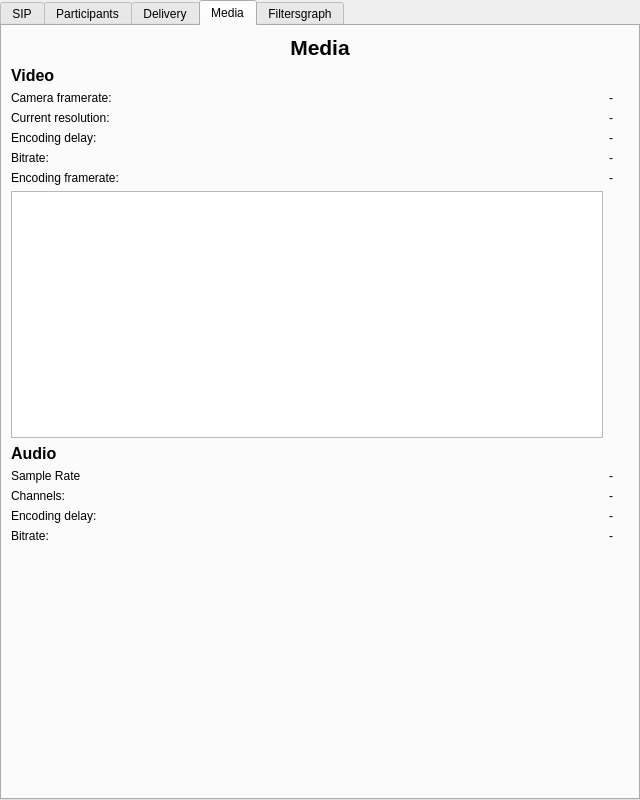
The window that ui/statisticswindow.ui (ultravideo/uvgComm) describes before a commit, drawn with Qt 5.
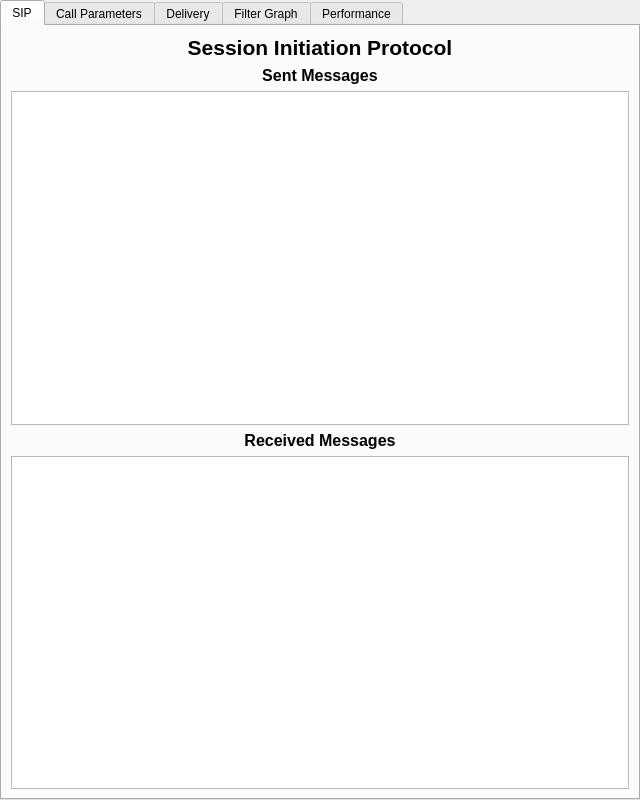
The same window after the commit. The open tabs and pages were chosen to show the change.

Commit message:
refactor(GUI): Moved few statistics fields and renamed two tabs.
Tabs renamed: Participants -> Call Parameters and Media -> Performance.

The edit to the form file:
```diff
--- a/ui/statisticswindow.ui
+++ b/ui/statisticswindow.ui
@@ -114,7 +114,7 @@
      </widget>
      <widget class="QWidget" name="Participants">
       <attribute name="title">
-       <string>Participants</string>
+       <string>Call Parameters</string>
       </attribute>
       <layout class="QGridLayout" name="gridLayout_2">
        <item row="1" column="0">
@@ -284,216 +284,9 @@
        </item>
       </layout>
      </widget>
-     <widget class="QWidget" name="Media">
-      <attribute name="title">
-       <string>Media</string>
-      </attribute>
-      <layout class="QGridLayout" name="gridLayout_3">
-       <item row="6" column="0">
-        <widget class="QLabel" name="encoded_framerate">
-         <property name="text">
-          <string>Encoding framerate:</string>
-         </property>
-        </widget>
-       </item>
-       <item row="11" column="1">
-        <widget class="QLabel" name="audio_delay_value">
-         <property name="text">
-          <string>-</string>
-         </property>
-        </widget>
-       </item>
-       <item row="12" column="1">
-        <widget class="QLabel" name="audio_bitrate_value">
-         <property name="text">
-          <string>-</string>
-         </property>
-        </widget>
-       </item>
-       <item row="2" column="1">
-        <widget class="QLabel" name="framerate_value">
-         <property name="text">
-          <string>-</string>
-         </property>
-        </widget>
-       </item>
-       <item row="3" column="0">
-        <widget class="QLabel" name="resolution">
-         <property name="text">
-          <string>Current resolution:</string>
-         </property>
-        </widget>
-       </item>
-       <item row="13" column="1">
-        <spacer name="verticalSpacer_2">
-         <property name="orientation">
-          <enum>Qt::Vertical</enum>
-         </property>
-         <property name="sizeHint" stdset="0">
-          <size>
-           <width>20</width>
-           <height>40</height>
-          </size>
-         </property>
-        </spacer>
-       </item>
-       <item row="9" column="1">
-        <widget class="QLabel" name="sample_rate_value">
-         <property name="text">
-          <string>-</string>
-         </property>
-        </widget>
-       </item>
-       <item row="3" column="1">
-        <widget class="QLabel" name="resolution_value">
-         <property name="text">
-          <string>-</string>
-         </property>
-        </widget>
-       </item>
-       <item row="5" column="0">
-        <widget class="QLabel" name="video_bitrate">
-         <property name="text">
-          <string>Bitrate:</string>
-         </property>
-        </widget>
-       </item>
-       <item row="9" column="0">
-        <widget class="QLabel" name="sample_rate">
-         <property name="text">
-          <string>Sample Rate</string>
-         </property>
-        </widget>
-       </item>
-       <item row="12" column="0">
-        <widget class="QLabel" name="audio_bitrate">
-         <property name="text">
-          <string>Bitrate:</string>
-         </property>
-        </widget>
-       </item>
-       <item row="1" column="0">
-        <widget class="QLabel" name="video">
-         <property name="font">
-          <font>
-           <pointsize>12</pointsize>
-           <weight>75</weight>
-           <bold>true</bold>
-          </font>
-         </property>
-         <property name="text">
-          <string>Video</string>
-         </property>
-        </widget>
-       </item>
-       <item row="11" column="0">
-        <widget class="QLabel" name="audio_delay">
-         <property name="text">
-          <string>Encoding delay:</string>
-         </property>
-        </widget>
-       </item>
-       <item row="13" column="0">
-        <spacer name="verticalSpacer">
-         <property name="orientation">
-          <enum>Qt::Vertical</enum>
-         </property>
-         <property name="sizeHint" stdset="0">
-          <size>
-           <width>20</width>
-           <height>40</height>
-          </size>
-         </property>
-        </spacer>
-       </item>
-       <item row="4" column="0">
-        <widget class="QLabel" name="encode_delay">
-         <property name="text">
-          <string>Encoding delay:</string>
-         </property>
-        </widget>
-       </item>
-       <item row="8" column="0">
-        <widget class="QLabel" name="audio">
-         <property name="font">
-          <font>
-           <pointsize>12</pointsize>
-           <weight>75</weight>
-           <bold>true</bold>
-          </font>
-         </property>
-         <property name="text">
-          <string>Audio</string>
-         </property>
-        </widget>
-       </item>
-       <item row="10" column="0">
-        <widget class="QLabel" name="channels">
-         <property name="text">
-          <string>Channels:</string>
-         </property>
-        </widget>
-       </item>
-       <item row="2" column="0">
-        <widget class="QLabel" name="framerate">
-         <property name="text">
-          <string>Camera framerate:</string>
-         </property>
-        </widget>
-       </item>
-       <item row="5" column="1">
-        <widget class="QLabel" name="video_bitrate_value">
-         <property name="text">
-          <string>-</string>
-         </property>
-        </widget>
-       </item>
-       <item row="10" column="1">
-        <widget class="QLabel" name="channels_value">
-         <property name="text">
-          <string>-</string>
-         </property>
-        </widget>
-       </item>
-       <item row="6" column="1">
-        <widget class="QLabel" name="encoded_framerate_value">
-         <property name="text">
-          <string>-</string>
-         </property>
-        </widget>
-       </item>
-       <item row="7" column="0">
-        <widget class="QGraphicsView" name="fps_graph"/>
-       </item>
-       <item row="4" column="1">
-        <widget class="QLabel" name="encode_delay_value">
-         <property name="text">
-          <string>-</string>
-         </property>
-        </widget>
-       </item>
-       <item row="0" column="0" colspan="2">
-        <widget class="QLabel" name="label_3">
-         <property name="font">
-          <font>
-           <pointsize>16</pointsize>
-           <weight>75</weight>
-           <bold>true</bold>
-          </font>
-         </property>
-         <property name="text">
-          <string>Media</string>
-         </property>
-         <property name="alignment">
-          <set>Qt::AlignCenter</set>
-         </property>
-        </widget>
-       </item>
-      </layout>
-     </widget>
      <widget class="QWidget" name="Filters">
       <attribute name="title">
-       <string>Filtersgraph</string>
+       <string>Filter Graph</string>
       </attribute>
       <layout class="QGridLayout" name="gridLayout_4">
        <item row="4" column="0" colspan="2">
@@ -580,6 +373,157 @@
        </item>
       </layout>
      </widget>
+     <widget class="QWidget" name="Performance">
+      <attribute name="title">
+       <string>Performance</string>
+      </attribute>
+      <layout class="QGridLayout" name="gridLayout_3">
+       <item row="4" column="1">
+        <widget class="QLabel" name="encoded_framerate_value">
+         <property name="text">
+          <string>-</string>
+         </property>
+        </widget>
+       </item>
+       <item row="9" column="0">
+        <spacer name="verticalSpacer">
+         <property name="orientation">
+          <enum>Qt::Vertical</enum>
+         </property>
+         <property name="sizeHint" stdset="0">
+          <size>
+           <width>20</width>
+           <height>40</height>
+          </size>
+         </property>
+        </spacer>
+       </item>
+       <item row="1" column="0">
+        <widget class="QLabel" name="video">
+         <property name="font">
+          <font>
+           <pointsize>12</pointsize>
+           <weight>75</weight>
+           <bold>true</bold>
+          </font>
+         </property>
+         <property name="text">
+          <string>Video</string>
+         </property>
+        </widget>
+       </item>
+       <item row="2" column="1">
+        <widget class="QLabel" name="encode_delay_value">
+         <property name="text">
+          <string>-</string>
+         </property>
+        </widget>
+       </item>
+       <item row="9" column="1">
+        <spacer name="verticalSpacer_2">
+         <property name="orientation">
+          <enum>Qt::Vertical</enum>
+         </property>
+         <property name="sizeHint" stdset="0">
+          <size>
+           <width>20</width>
+           <height>40</height>
+          </size>
+         </property>
+        </spacer>
+       </item>
+       <item row="7" column="0">
+        <widget class="QLabel" name="audio_delay">
+         <property name="text">
+          <string>Encoding delay:</string>
+         </property>
+        </widget>
+       </item>
+       <item row="7" column="1">
+        <widget class="QLabel" name="audio_delay_value">
+         <property name="text">
+          <string>-</string>
+         </property>
+        </widget>
+       </item>
+       <item row="5" column="0">
+        <widget class="QGraphicsView" name="fps_graph"/>
+       </item>
+       <item row="2" column="0">
+        <widget class="QLabel" name="encode_delay">
+         <property name="text">
+          <string>Encoding delay:</string>
+         </property>
+        </widget>
+       </item>
+       <item row="3" column="1">
+        <widget class="QLabel" name="video_bitrate_value">
+         <property name="text">
+          <string>-</string>
+         </property>
+        </widget>
+       </item>
+       <item row="4" column="0">
+        <widget class="QLabel" name="encoded_framerate">
+         <property name="text">
+          <string>Encoding framerate:</string>
+         </property>
+        </widget>
+       </item>
+       <item row="8" column="1">
+        <widget class="QLabel" name="audio_bitrate_value">
+         <property name="text">
+          <string>-</string>
+         </property>
+        </widget>
+       </item>
+       <item row="8" column="0">
+        <widget class="QLabel" name="audio_bitrate">
+         <property name="text">
+          <string>Bitrate:</string>
+         </property>
+        </widget>
+       </item>
+       <item row="3" column="0">
+        <widget class="QLabel" name="video_bitrate">
+         <property name="text">
+          <string>Bitrate:</string>
+         </property>
+        </widget>
+       </item>
+       <item row="0" column="0" colspan="2">
+        <widget class="QLabel" name="label_3">
+         <property name="font">
+          <font>
+           <pointsize>16</pointsize>
+           <weight>75</weight>
+           <bold>true</bold>
+          </font>
+         </property>
+         <property name="text">
+          <string>Performance</string>
+         </property>
+         <property name="alignment">
+          <set>Qt::AlignCenter</set>
+         </property>
+        </widget>
+       </item>
+       <item row="6" column="0">
+        <widget class="QLabel" name="audio">
+         <property name="font">
+          <font>
+           <pointsize>12</pointsize>
+           <weight>75</weight>
+           <bold>true</bold>
+          </font>
+         </property>
+         <property name="text">
+          <string>Audio</string>
+         </property>
+        </widget>
+       </item>
+      </layout>
+     </widget>
     </widget>
    </item>
   </layout>
```
Left out of the diff: 112 changed lines with no effect on the pictures. The commit also changes 1 other file.
